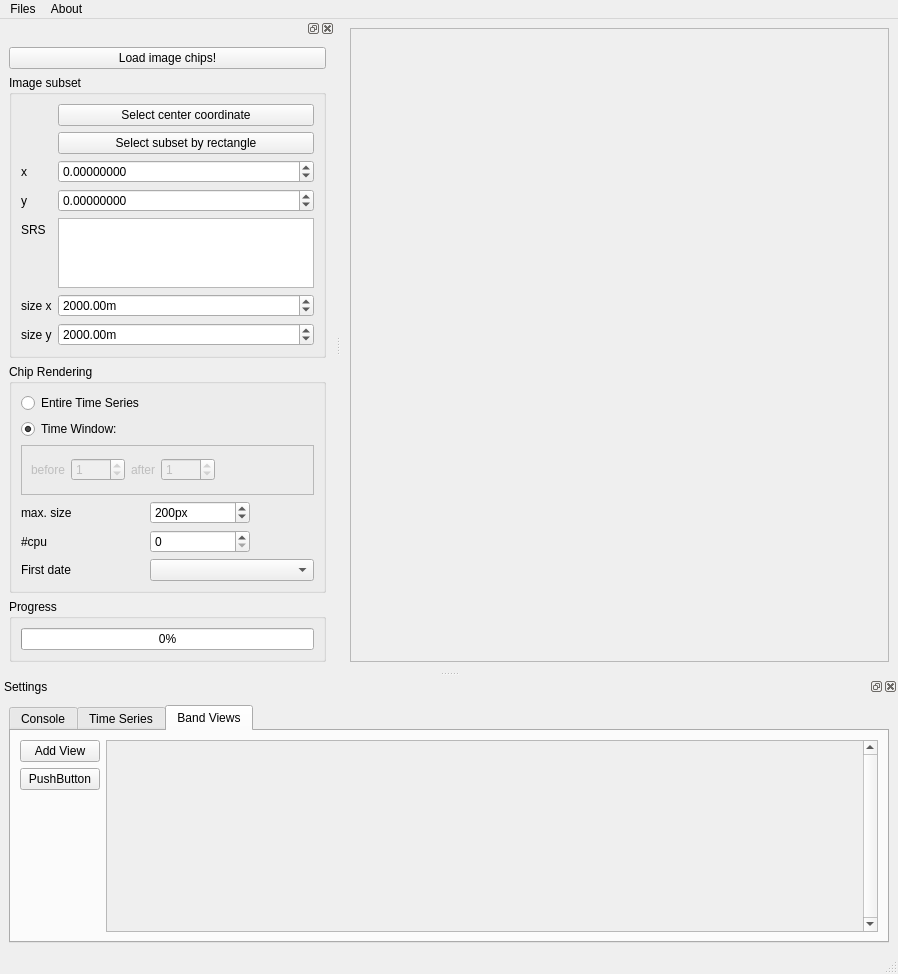
First picture: the form in sensecarbon_tsv_gui_base.ui, repository jakimowb/eo-time-series-viewer, before the edit.
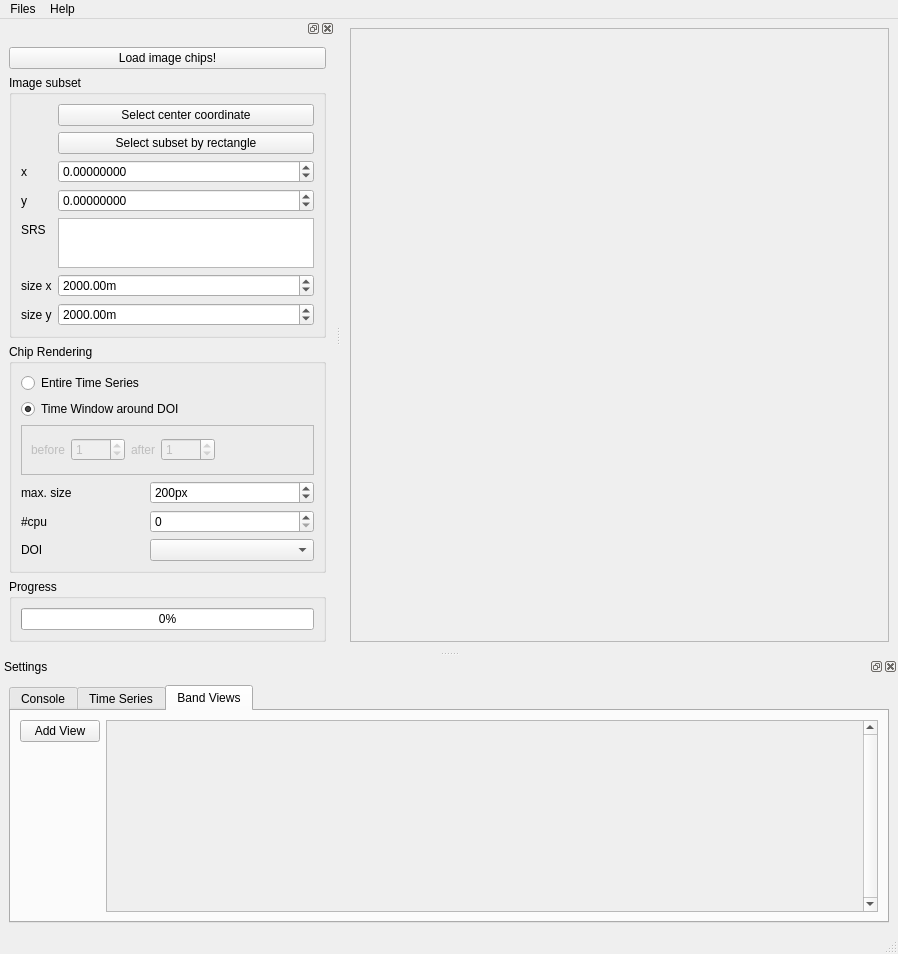
Second picture: the form after the edit. The open tabs and pages were chosen to show the change.

Commit message: added menu actions

```diff
--- a/sensecarbon_tsv_gui_base.ui
+++ b/sensecarbon_tsv_gui_base.ui
@@ -7,7 +7,7 @@
     <x>0</x>
     <y>0</y>
     <width>898</width>
-    <height>926</height>
+    <height>947</height>
    </rect>
   </property>
   <property name="windowTitle">
@@ -249,19 +249,6 @@
              </property>
             </widget>
            </item>
-           <item>
-            <widget class="QPushButton" name="bnt_removeBandView">
-             <property name="maximumSize">
-              <size>
-               <width>150</width>
-               <height>16777215</height>
-              </size>
-             </property>
-             <property name="text">
-              <string>PushButton</string>
-             </property>
-            </widget>
-           </item>
            <item>
             <spacer name="verticalSpacer">
              <property name="orientation">
@@ -415,6 +402,38 @@
           </property>
          </widget>
         </item>
+        <item row="4" column="0">
+         <widget class="QLabel" name="label_7">
+          <property name="toolTip">
+           <string>Spatial Reference System (SRS) of center coordinate</string>
+          </property>
+          <property name="text">
+           <string>SRS</string>
+          </property>
+         </widget>
+        </item>
+        <item row="4" column="1">
+         <widget class="QPlainTextEdit" name="tb_bb_srs">
+          <property name="enabled">
+           <bool>true</bool>
+          </property>
+          <property name="minimumSize">
+           <size>
+            <width>0</width>
+            <height>50</height>
+           </size>
+          </property>
+          <property name="maximumSize">
+           <size>
+            <width>16777215</width>
+            <height>50</height>
+           </size>
+          </property>
+          <property name="readOnly">
+           <bool>true</bool>
+          </property>
+         </widget>
+        </item>
         <item row="5" column="0">
          <widget class="QLabel" name="label_2">
           <property name="text">
@@ -477,26 +496,6 @@
           </property>
          </widget>
         </item>
-        <item row="4" column="1">
-         <widget class="QPlainTextEdit" name="tb_srs_info">
-          <property name="enabled">
-           <bool>true</bool>
-          </property>
-          <property name="readOnly">
-           <bool>true</bool>
-          </property>
-         </widget>
-        </item>
-        <item row="4" column="0">
-         <widget class="QLabel" name="label_7">
-          <property name="toolTip">
-           <string>Spatial Reference System (SRS) of center coordinate</string>
-          </property>
-          <property name="text">
-           <string>SRS</string>
-          </property>
-         </widget>
-        </item>
        </layout>
       </widget>
      </item>
@@ -511,110 +510,11 @@
        <property name="title">
         <string>Chip Rendering</string>
        </property>
-       <layout class="QGridLayout" name="gridLayout_2">
-        <item row="6" column="0">
-         <widget class="QLabel" name="label_6">
-          <property name="text">
-           <string>First date</string>
-          </property>
-         </widget>
-        </item>
-        <item row="5" column="1">
-         <widget class="QSpinBox" name="spinBox_ncpu">
-          <property name="toolTip">
-           <string>Number of CPUs used for parallel image chip calculation</string>
-          </property>
-         </widget>
-        </item>
-        <item row="4" column="1">
-         <widget class="QSpinBox" name="spinBox_chipsize_max">
-          <property name="minimumSize">
-           <size>
-            <width>100</width>
-            <height>0</height>
-           </size>
-          </property>
-          <property name="toolTip">
-           <string>Max. length of an image chip on screen.</string>
-          </property>
-          <property name="suffix">
-           <string>px</string>
-          </property>
-          <property name="minimum">
-           <number>20</number>
-          </property>
-          <property name="maximum">
-           <number>1000</number>
-          </property>
-          <property name="singleStep">
-           <number>10</number>
-          </property>
-          <property name="value">
-           <number>200</number>
-          </property>
-         </widget>
-        </item>
-        <item row="6" column="1" colspan="2">
-         <widget class="QComboBox" name="cb_centerdate">
-          <property name="sizePolicy">
-           <sizepolicy hsizetype="Preferred" vsizetype="Fixed">
-            <horstretch>0</horstretch>
-            <verstretch>0</verstretch>
-           </sizepolicy>
-          </property>
-         </widget>
-        </item>
-        <item row="4" column="0">
-         <widget class="QLabel" name="label_11">
-          <property name="text">
-           <string>max. size </string>
-          </property>
-         </widget>
-        </item>
-        <item row="5" column="0">
-         <widget class="QLabel" name="label">
-          <property name="text">
-           <string>#cpu</string>
-          </property>
-         </widget>
-        </item>
-        <item row="4" column="2">
-         <spacer name="horizontalSpacer_2">
-          <property name="orientation">
-           <enum>Qt::Horizontal</enum>
-          </property>
-          <property name="sizeHint" stdset="0">
-           <size>
-            <width>40</width>
-            <height>20</height>
-           </size>
-          </property>
-         </spacer>
-        </item>
-        <item row="0" column="0">
-         <widget class="QRadioButton" name="rb_showEntireTS">
-          <property name="text">
-           <string>Entire Time Series</string>
-          </property>
-          <property name="checked">
-           <bool>false</bool>
-          </property>
-         </widget>
-        </item>
-        <item row="1" column="0">
-         <widget class="QRadioButton" name="rb_showTimeWindow">
-          <property name="toolTip">
-           <string>Select </string>
-          </property>
-          <property name="text">
-           <string>Time Window:</string>
-          </property>
-          <property name="checked">
-           <bool>true</bool>
-          </property>
-         </widget>
-        </item>
-        <item row="2" column="0" rowspan="2" colspan="3">
+       <layout class="QFormLayout" name="formLayout">
+        <property name="fieldGrowthPolicy">
+         <enum>QFormLayout::AllNonFixedFieldsGrow</enum>
+        </property>
+        <item row="2" column="0" colspan="2">
          <widget class="QFrame" name="frame_timewindow">
           <property name="enabled">
            <bool>false</bool>
@@ -682,6 +582,95 @@
           </layout>
          </widget>
         </item>
+        <item row="4" column="0">
+         <widget class="QLabel" name="label_11">
+          <property name="text">
+           <string>max. size </string>
+          </property>
+         </widget>
+        </item>
+        <item row="4" column="1">
+         <widget class="QSpinBox" name="spinBox_chipsize_max">
+          <property name="minimumSize">
+           <size>
+            <width>100</width>
+            <height>0</height>
+           </size>
+          </property>
+          <property name="toolTip">
+           <string>Max. length of an image chip on screen.</string>
+          </property>
+          <property name="suffix">
+           <string>px</string>
+          </property>
+          <property name="minimum">
+           <number>20</number>
+          </property>
+          <property name="maximum">
+           <number>1000</number>
+          </property>
+          <property name="singleStep">
+           <number>10</number>
+          </property>
+          <property name="value">
+           <number>200</number>
+          </property>
+         </widget>
+        </item>
+        <item row="5" column="0">
+         <widget class="QLabel" name="label">
+          <property name="text">
+           <string>#cpu</string>
+          </property>
+         </widget>
+        </item>
+        <item row="5" column="1">
+         <widget class="QSpinBox" name="spinBox_ncpu">
+          <property name="toolTip">
+           <string>Number of CPUs used for parallel image chip calculation</string>
+          </property>
+         </widget>
+        </item>
+        <item row="6" column="0">
+         <widget class="QLabel" name="label_6">
+          <property name="text">
+           <string>DOI</string>
+          </property>
+         </widget>
+        </item>
+        <item row="6" column="1">
+         <widget class="QComboBox" name="cb_doi">
+          <property name="sizePolicy">
+           <sizepolicy hsizetype="Preferred" vsizetype="Fixed">
+            <horstretch>0</horstretch>
+            <verstretch>0</verstretch>
+           </sizepolicy>
+          </property>
+         </widget>
+        </item>
+        <item row="1" column="0" colspan="2">
+         <widget class="QRadioButton" name="rb_showTimeWindow">
+          <property name="toolTip">
+           <string>Select </string>
+          </property>
+          <property name="text">
+           <string>Time Window around DOI</string>
+          </property>
+          <property name="checked">
+           <bool>true</bool>
+          </property>
+         </widget>
+        </item>
+        <item row="0" column="0">
+         <widget class="QRadioButton" name="rb_showEntireTS">
+          <property name="text">
+           <string>Entire Time Series</string>
+          </property>
+          <property name="checked">
+           <bool>false</bool>
+          </property>
+         </widget>
+        </item>
        </layout>
       </widget>
      </item>
@@ -739,7 +728,7 @@
    </widget>
    <widget class="QMenu" name="menuAbout">
     <property name="title">
-     <string>About</string>
+     <string>Help</string>
     </property>
    </widget>
    <addaction name="menuFiles"/>
```
Left out of the diff: 72 changed lines with no effect on the pictures.
